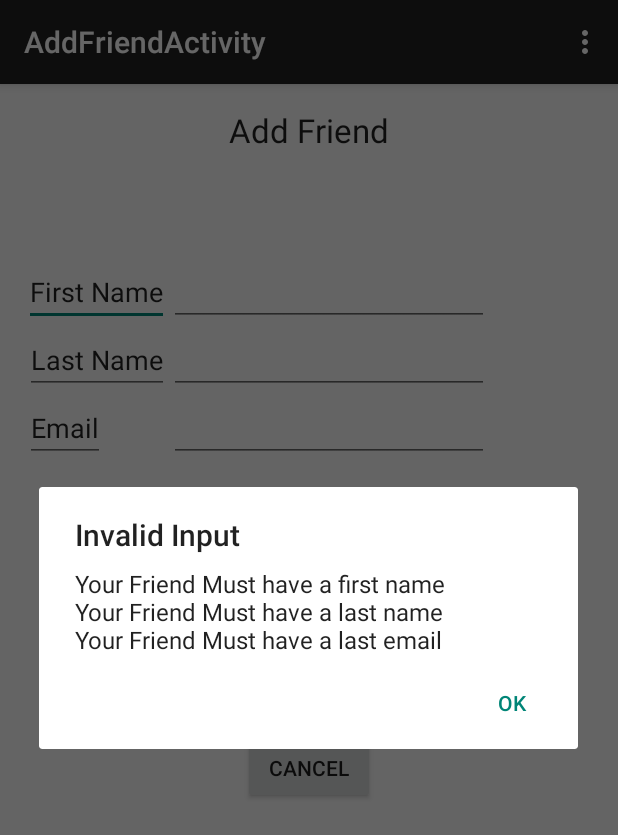
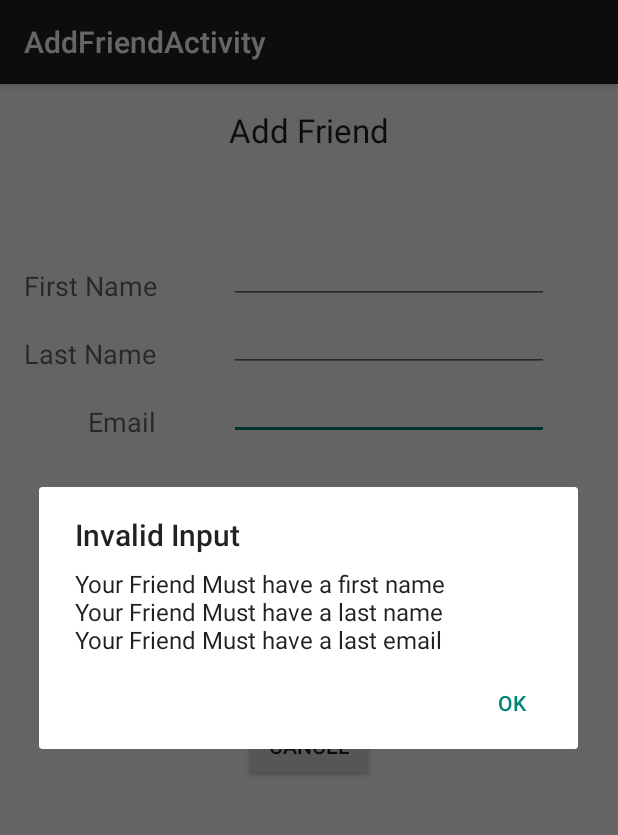
Before and after one commit to wkcirred/Marvelous-Boomerang-Moose, an Android app: the AddFriendActivity screen opened directly, with no data from a screen before it, after a tap on "ADD", on a phone screen of 412 x 824 dp. Shown: the top 835 px of the screen. Run offline under Robolectric (Android 15) with nearby library versions, the phone set to English and light mode, and no system bars.

Commit message:
Add new friend List to cover the old one, and update the Add friend activity.

```diff
--- a/M5/ShoppingWithFriends/app/src/main/AndroidManifest.xml
+++ b/M5/ShoppingWithFriends/app/src/main/AndroidManifest.xml
@@ -62,6 +62,10 @@
             android:name=".AddFriendActivity"
             android:label="@string/title_activity_add_friend" >
         </activity>
+        <activity
+            android:name=".NewFriendListActivity"
+            android:label="@string/title_activity_new_friend_list" >
+        </activity>
     </application>
 
 </manifest>
--- a/M5/ShoppingWithFriends/app/src/main/java/marvelousboomerangmoose/shoppingwithfriends/AddFriendActivity.java
+++ b/M5/ShoppingWithFriends/app/src/main/java/marvelousboomerangmoose/shoppingwithfriends/AddFriendActivity.java
@@ -12,9 +12,11 @@ import android.view.Menu;
 import android.view.View;
 import android.view.MenuItem;
 import android.widget.Button;
-
+import android.widget.ListView;
 
 public class AddFriendActivity extends ActionBarActivity {
+    public final static String MESSAGE = "marvelousboomerangmoose.shoppingwithfriends.MESSAGE";
+
 
     @Override
     protected void onCreate(Bundle savedInstanceState) {
@@ -23,54 +25,29 @@ public class AddFriendActivity extends ActionBarActivity {
     }
 
 
-    @Override
-    public boolean onCreateOptionsMenu(Menu menu) {
-        // Inflate the menu; this adds items to the action bar if it is present.
-        getMenuInflater().inflate(R.menu.menu_add_friend, menu);
-        return true;
-    }
-
     public void addFriendCancelOnClick(View v){
         //Button button=(Button) v;
         startActivity(new Intent(this, HomeActivity.class));
     }
 
-    @Override
-    public boolean onOptionsItemSelected(MenuItem item) {
-        // Handle action bar item clicks here. The action bar will
-        // automatically handle clicks on the Home/Up button, so long
-        // as you specify a parent activity in AndroidManifest.xml.
-        int id = item.getItemId();
-
-        //noinspection SimplifiableIfStatement
-        if (id == R.id.action_settings) {
-            return true;
-        }
-
-        return super.onOptionsItemSelected(item);
-    }
     final Context context = this;
     public void addFriendButtonOnClick(View v){
-        EditText friendFirst, friendLast, friendEmail;
-        friendFirst = (EditText)findViewById(R.id.friendFirst);
-        friendLast = (EditText)findViewById(R.id.friendLast);
-        friendEmail = (EditText)findViewById(R.id.friendEmail);
-        if(friendFirst.getText().toString().matches("")||
-           friendLast.getText().toString().matches("")||
-           friendEmail.getText().toString().matches("")){
+        final String first = ((EditText)findViewById(R.id.friendFirst)).getText().toString();
+        final String last = ((EditText)findViewById(R.id.friendLast)).getText().toString();
+        final String email= ((EditText)findViewById(R.id.friendEmail)).getText().toString();
+
+        AlertDialog.Builder alertDialogBuilder = new AlertDialog.Builder(context);
+        if(first.matches("")||last.matches("")||email.matches("")){
             String errorMessage = "";
-            if (friendFirst.getText().toString().matches("")){
+            if (first.matches("")){
                 errorMessage += "Your Friend Must have a first name\n";
             }
-            if (friendLast.getText().toString().matches("")){
+            if (last.matches("")){
                 errorMessage += "Your Friend Must have a last name\n";
             }
-            if (friendEmail.getText().toString().matches("")){
+            if (email.matches("")){
                 errorMessage += "Your Friend Must have a last email";
             }
-
-            AlertDialog.Builder alertDialogBuilder = new AlertDialog.Builder(
-                    context);
 
             // set title
             alertDialogBuilder.setTitle("Invalid Input");
@@ -99,6 +76,26 @@ public class AddFriendActivity extends ActionBarActivity {
 
             // show it
             alertDialog.show();
+        } else {
+            alertDialogBuilder.setTitle("");
+
+            // set dialog message
+            alertDialogBuilder
+                    .setMessage("Successfully added a friend")
+                    .setCancelable(false)
+                .setPositiveButton("OK", new DialogInterface.OnClickListener() {
+                    public void onClick(DialogInterface dialog, int id) {
+                        // if this button is clicked, close
+                        // current activity
+                        Intent intent = new Intent(context, NewFriendListActivity.class);
+                        intent.putExtra(MESSAGE,first+" "+last+"\n"+email);
+                        startActivity(intent);
+
+                    }
+                });
+            AlertDialog alertDialog = alertDialogBuilder.create();
+            alertDialog.show();
+
         }
 
     }
--- a/M5/ShoppingWithFriends/app/src/main/java/marvelousboomerangmoose/shoppingwithfriends/HomeActivity.java
+++ b/M5/ShoppingWithFriends/app/src/main/java/marvelousboomerangmoose/shoppingwithfriends/HomeActivity.java
@@ -55,7 +55,7 @@ public class HomeActivity extends ActionBarActivity {
 
     public void addFriendOnClick(View v) {
         Button button=(Button) v;
-        startActivity(new Intent(this, AddFriendActivity.class));
+        startActivity(new Intent(this, NewFriendListActivity.class));
     }
     @Override
     public boolean onOptionsItemSelected(MenuItem item) {
--- a/M5/ShoppingWithFriends/app/src/main/res/layout/activity_add_friend.xml
+++ b/M5/ShoppingWithFriends/app/src/main/res/layout/activity_add_friend.xml
@@ -10,38 +10,12 @@
     <EditText
         android:layout_width="wrap_content"
         android:layout_height="wrap_content"
-        android:id="@+id/editText"
-        android:text="First Name"
-        android:layout_alignParentTop="true"
-        android:layout_alignParentStart="true"
-        android:layout_marginTop="100dp"
-        android:textIsSelectable="false" />
-
-    <EditText
-        android:layout_width="wrap_content"
-        android:layout_height="wrap_content"
-        android:id="@+id/editText2"
-        android:text="Last Name"
-        android:layout_below="@+id/editText"
-        android:layout_alignEnd="@+id/editText" />
-
-    <EditText
-        android:layout_width="wrap_content"
-        android:layout_height="wrap_content"
-        android:id="@+id/editText3"
-        android:text="Email"
-        android:layout_below="@+id/editText2"
-        android:layout_alignStart="@+id/editText2" />
-
-    <EditText
-        android:layout_width="wrap_content"
-        android:layout_height="wrap_content"
         android:inputType="textEmailAddress"
         android:ems="10"
         android:id="@+id/friendEmail"
-        android:layout_below="@+id/editText2"
-        android:layout_toEndOf="@+id/editText2"
-        android:editable="true" />
+        android:editable="true"
+        android:layout_below="@+id/friendLast"
+        android:layout_alignStart="@+id/friendLast" />
 
     <EditText
         android:layout_width="wrap_content"
@@ -49,9 +23,10 @@
         android:inputType="textPersonName"
         android:ems="10"
         android:id="@+id/friendFirst"
-        android:layout_alignTop="@+id/editText"
-        android:layout_toEndOf="@+id/editText"
-        android:editable="true" />
+        android:editable="true"
+        android:layout_marginTop="56dp"
+        android:layout_below="@+id/textView3"
+        android:layout_alignStart="@+id/textView3" />
 
     <EditText
         android:layout_width="wrap_content"
@@ -59,9 +34,9 @@
         android:inputType="textPersonName"
         android:ems="10"
         android:id="@+id/friendLast"
+        android:editable="true"
         android:layout_below="@+id/friendFirst"
-        android:layout_toEndOf="@+id/editText"
-        android:editable="true" />
+        android:layout_alignStart="@+id/friendFirst" />
 
     <Button
         android:layout_width="wrap_content"
@@ -91,4 +66,31 @@
         android:layout_alignParentTop="true"
         android:layout_centerHorizontal="true" />
 
+    <TextView
+        android:layout_width="wrap_content"
+        android:layout_height="wrap_content"
+        android:textAppearance="?android:attr/textAppearanceMedium"
+        android:text="First Name"
+        android:id="@+id/textView4"
+        android:layout_above="@+id/friendLast"
+        android:layout_alignParentStart="true" />
+
+    <TextView
+        android:layout_width="wrap_content"
+        android:layout_height="wrap_content"
+        android:textAppearance="?android:attr/textAppearanceMedium"
+        android:text="Last Name"
+        android:id="@+id/textView5"
+        android:layout_above="@+id/friendEmail"
+        android:layout_alignParentStart="true" />
+
+    <TextView
+        android:layout_width="wrap_content"
+        android:layout_height="wrap_content"
+        android:textAppearance="?android:attr/textAppearanceMedium"
+        android:text="Email"
+        android:id="@+id/textView6"
+        android:layout_alignBottom="@+id/friendEmail"
+        android:layout_alignEnd="@+id/textView5" />
+
 </RelativeLayout>
--- a/M5/ShoppingWithFriends/app/src/main/res/layout/activity_home.xml
+++ b/M5/ShoppingWithFriends/app/src/main/res/layout/activity_home.xml
@@ -10,7 +10,7 @@
         style="?android:attr/buttonStyleSmall"
         android:layout_width="wrap_content"
         android:layout_height="wrap_content"
-        android:text="Add Friend"
+        android:text="Friend List"
         android:id="@+id/addFriend"
         android:layout_gravity="center"
         android:onClick="addFriendOnClick" />
--- a/M5/ShoppingWithFriends/app/src/main/res/values/strings.xml
+++ b/M5/ShoppingWithFriends/app/src/main/res/values/strings.xml
@@ -13,5 +13,6 @@
     <string name="dummy_button">Dummy Button</string>
     <string name="dummy_content">DUMMY\nCONTENT</string>
     <string name="hello_blank_fragment">Hello blank fragment</string>
+    <string name="title_activity_new_friend_list">NewFriendListActivity</string>
 
 </resources>
```
Also changed, not shown: M5/ShoppingWithFriends/app/src/main/java/marvelousboomerangmoose/shoppingwithfriends/NewFriendListActivity.java (added, +69 -0 lines), M5/ShoppingWithFriends/app/src/main/res/layout/activity_new_friend_list.xml (added, +35 -0 lines), M5/ShoppingWithFriends/app/src/main/res/layout/simplerow.xml (added, +7 -0 lines), M5/ShoppingWithFriends/app/src/main/res/menu/menu_new_friend_list.xml (added, +7 -0 lines).
